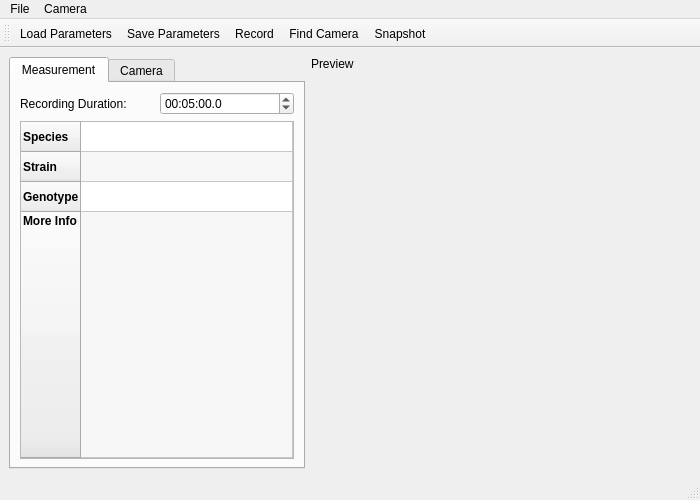
First picture: the form in fimui/ui_fimwindow.ui, repository fncnt/fimrecorder, before the edit.
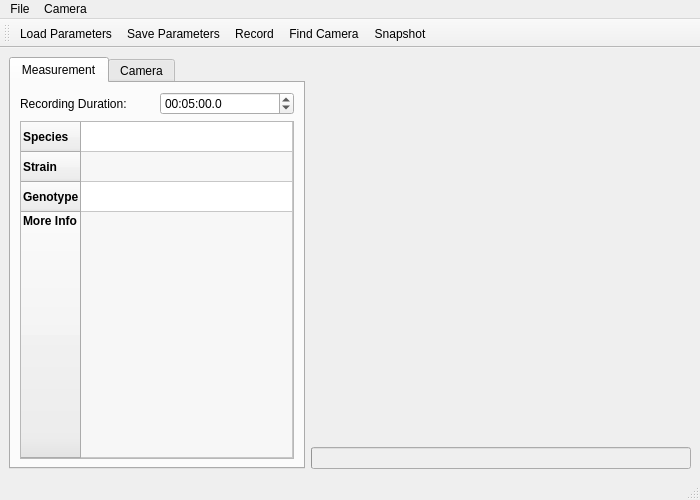
Second picture: the form after the edit. Icons and pictures are not drawn.

Diff of the .ui file:
```diff
--- a/fimui/ui_fimwindow.ui
+++ b/fimui/ui_fimwindow.ui
@@ -33,20 +33,51 @@
     </size>
    </property>
    <layout class="QGridLayout" name="gridLayout_2">
-    <item row="0" column="1">
-     <widget class="QLabel" name="previewLabel">
+    <item row="0" column="1" rowspan="4">
+     <widget class="QLabel" name="camView">
       <property name="sizePolicy">
-       <sizepolicy hsizetype="Fixed" vsizetype="Fixed">
-        <horstretch>0</horstretch>
-        <verstretch>0</verstretch>
+       <sizepolicy hsizetype="Expanding" vsizetype="Expanding">
+        <horstretch>2</horstretch>
+        <verstretch>2</verstretch>
        </sizepolicy>
       </property>
+      <property name="minimumSize">
+       <size>
+        <width>380</width>
+        <height>380</height>
+       </size>
+      </property>
+      <property name="sizeIncrement">
+       <size>
+        <width>1</width>
+        <height>1</height>
+       </size>
+      </property>
       <property name="text">
-       <string>Preview</string>
+       <string/>
       </property>
      </widget>
     </item>
-    <item row="0" column="0" rowspan="3">
+    <item row="4" column="1">
+     <widget class="QProgressBar" name="progressBar">
+      <property name="enabled">
+       <bool>false</bool>
+      </property>
+      <property name="maximum">
+       <number>1000000</number>
+      </property>
+      <property name="value">
+       <number>0</number>
+      </property>
+      <property name="alignment">
+       <set>Qt::AlignLeading|Qt::AlignLeft|Qt::AlignVCenter</set>
+      </property>
+      <property name="format">
+       <string/>
+      </property>
+     </widget>
+    </item>
+    <item row="0" column="0" rowspan="5">
      <widget class="QTabWidget" name="tabWidget">
       <property name="sizePolicy">
        <sizepolicy hsizetype="MinimumExpanding" vsizetype="Expanding">
@@ -343,31 +374,6 @@
       </widget>
      </widget>
     </item>
-    <item row="1" column="1">
-     <widget class="QLabel" name="camView">
-      <property name="sizePolicy">
-       <sizepolicy hsizetype="Expanding" vsizetype="Expanding">
-        <horstretch>2</horstretch>
-        <verstretch>2</verstretch>
-       </sizepolicy>
-      </property>
-      <property name="minimumSize">
-       <size>
-        <width>380</width>
-        <height>380</height>
-       </size>
-      </property>
-      <property name="sizeIncrement">
-       <size>
-        <width>1</width>
-        <height>1</height>
-       </size>
-      </property>
-      <property name="text">
-       <string/>
-      </property>
-     </widget>
-    </item>
    </layout>
   </widget>
   <widget class="QMenuBar" name="menubar">
```
